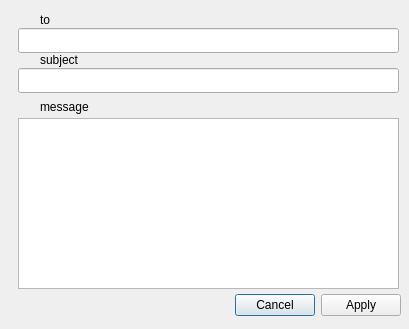
This is contents/code/ui/redditmessagecompose.ui in Thibi/reddit_plasmoid as Qt 5 draws it before an edit. The edited form follows.
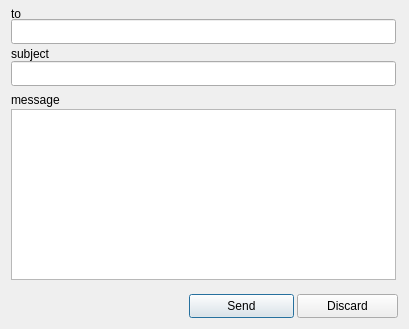
This is the edited form. Icons and pictures are not drawn.

Commit message: Amend readmes, update message ui, add qrc, add img

```diff
--- a/contents/code/ui/redditmessagecompose.ui
+++ b/contents/code/ui/redditmessagecompose.ui
@@ -11,66 +11,54 @@
    </rect>
   </property>
   <property name="windowTitle">
-   <string>Dialog</string>
+   <string>Compose New Message</string>
   </property>
-  <widget class="QDialogButtonBox" name="buttonBox">
+  <property name="windowIcon">
+   <iconset resource="../resources.qrc">
+    <normaloff>:/icons/icons/mail.png</normaloff>:/icons/icons/mail.png</iconset>
+  </property>
+  <widget class="QPushButton" name="button_send">
    <property name="geometry">
     <rect>
-     <x>210</x>
-     <y>290</y>
-     <width>191</width>
-     <height>31</height>
+     <x>189</x>
+     <y>294</y>
+     <width>105</width>
+     <height>24</height>
     </rect>
    </property>
-   <property name="orientation">
-    <enum>Qt::Horizontal</enum>
+   <property name="text">
+    <string>Send</string>
    </property>
-   <property name="standardButtons">
-    <set>QDialogButtonBox::Apply|QDialogButtonBox::Cancel</set>
+   <property name="icon">
+    <iconset resource="../resources.qrc">
+     <normaloff>:/icons/icons/new_mail.png</normaloff>:/icons/icons/new_mail.png</iconset>
    </property>
-   <property name="centerButtons">
-    <bool>false</bool>
+   <property name="iconSize">
+    <size>
+     <width>15</width>
+     <height>10</height>
+    </size>
    </property>
   </widget>
-  <widget class="QLineEdit" name="textline_to">
+  <widget class="QPushButton" name="button_discard">
    <property name="geometry">
     <rect>
-     <x>18</x>
-     <y>28</y>
-     <width>381</width>
-     <height>25</height>
+     <x>297</x>
+     <y>294</y>
+     <width>101</width>
+     <height>24</height>
     </rect>
    </property>
-   <property name="toolTip">
-    <string>&lt;!DOCTYPE HTML PUBLIC &quot;-//W3C//DTD HTML 4.0//EN&quot; &quot;http://www.w3.org/TR/REC-html40/strict.dtd&quot;&gt;
-&lt;html&gt;&lt;head&gt;&lt;meta name=&quot;qrichtext&quot; content=&quot;1&quot; /&gt;&lt;style type=&quot;text/css&quot;&gt;
-p, li { white-space: pre-wrap; }
-&lt;/style&gt;&lt;/head&gt;&lt;body style=&quot; font-family:'Sans Serif'; font-size:9pt; font-weight:400; font-style:normal;&quot;&gt;
-&lt;p style=&quot; margin-top:0px; margin-bottom:0px; margin-left:0px; margin-right:0px; -qt-block-indent:0; text-indent:0px;&quot;&gt;To send it to user, &lt;span style=&quot; font-style:italic;&quot;&gt;reddituser&lt;/span&gt;:&lt;/p&gt;
-&lt;p style=&quot; margin-top:0px; margin-bottom:0px; margin-left:0px; margin-right:0px; -qt-block-indent:0; text-indent:0px;&quot;&gt;  &lt;span style=&quot; font-style:italic;&quot;&gt;To: reddituser&lt;/span&gt;&lt;/p&gt;
-&lt;p style=&quot; margin-top:0px; margin-bottom:0px; margin-left:0px; margin-right:0px; -qt-block-indent:0; text-indent:0px;&quot;&gt;To send it to the moderators of the subreddit &lt;span style=&quot; font-style:italic;&quot;&gt;reddit.com&lt;/span&gt;:&lt;/p&gt;
-&lt;p style=&quot; margin-top:0px; margin-bottom:0px; margin-left:0px; margin-right:0px; -qt-block-indent:0; text-indent:0px;&quot;&gt;  &lt;span style=&quot; font-style:italic;&quot;&gt;To: #reddit.com&lt;/span&gt;&lt;/p&gt;&lt;/body&gt;&lt;/html&gt;</string>
+   <property name="text">
+    <string>Discard</string>
    </property>
   </widget>
-  <widget class="QLineEdit" name="textline_subject">
+  <widget class="QTextEdit" name="text_message">
    <property name="geometry">
     <rect>
-     <x>18</x>
-     <y>68</y>
-     <width>381</width>
-     <height>25</height>
-    </rect>
-   </property>
-   <property name="focusPolicy">
-    <enum>Qt::StrongFocus</enum>
-   </property>
-  </widget>
-  <widget class="QTextEdit" name="textEdit">
-   <property name="geometry">
-    <rect>
-     <x>18</x>
-     <y>118</y>
-     <width>381</width>
+     <x>11</x>
+     <y>109</y>
+     <width>385</width>
      <height>171</height>
     </rect>
    </property>
@@ -101,8 +89,8 @@
   <widget class="QLabel" name="label_to">
    <property name="geometry">
     <rect>
-     <x>40</x>
-     <y>10</y>
+     <x>11</x>
+     <y>4</y>
      <width>41</width>
      <height>20</height>
     </rect>
@@ -124,11 +112,47 @@
     <bool>false</bool>
    </property>
   </widget>
+  <widget class="QLabel" name="label_message">
+   <property name="geometry">
+    <rect>
+     <x>11</x>
+     <y>90</y>
+     <width>61</width>
+     <height>20</height>
+    </rect>
+   </property>
+   <property name="text">
+    <string>message</string>
+   </property>
+  </widget>
+  <widget class="QLineEdit" name="textline_to">
+   <property name="geometry">
+    <rect>
+     <x>11</x>
+     <y>19</y>
+     <width>385</width>
+     <height>25</height>
+    </rect>
+   </property>
+   <property name="toolTip">
+    <string>&lt;!DOCTYPE HTML PUBLIC &quot;-//W3C//DTD HTML 4.0//EN&quot; &quot;http://www.w3.org/TR/REC-html40/strict.dtd&quot;&gt;
+&lt;html&gt;&lt;head&gt;&lt;meta name=&quot;qrichtext&quot; content=&quot;1&quot; /&gt;&lt;style type=&quot;text/css&quot;&gt;
+p, li { white-space: pre-wrap; }
+&lt;/style&gt;&lt;/head&gt;&lt;body style=&quot; font-family:'Sans Serif'; font-size:9pt; font-weight:400; font-style:normal;&quot;&gt;
+&lt;p style=&quot; margin-top:0px; margin-bottom:0px; margin-left:0px; margin-right:0px; -qt-block-indent:0; text-indent:0px;&quot;&gt;To send it to user, &lt;span style=&quot; font-style:italic;&quot;&gt;reddituser&lt;/span&gt;:&lt;/p&gt;
+&lt;p style=&quot; margin-top:0px; margin-bottom:0px; margin-left:0px; margin-right:0px; -qt-block-indent:0; text-indent:0px;&quot;&gt;  &lt;span style=&quot; font-style:italic;&quot;&gt;To: reddituser&lt;/span&gt;&lt;/p&gt;
+&lt;p style=&quot; margin-top:0px; margin-bottom:0px; margin-left:0px; margin-right:0px; -qt-block-indent:0; text-indent:0px;&quot;&gt;To send it to the moderators of the subreddit &lt;span style=&quot; font-style:italic;&quot;&gt;reddit.com&lt;/span&gt;:&lt;/p&gt;
+&lt;p style=&quot; margin-top:0px; margin-bottom:0px; margin-left:0px; margin-right:0px; -qt-block-indent:0; text-indent:0px;&quot;&gt;  &lt;span style=&quot; font-style:italic;&quot;&gt;To: #reddit.com&lt;/span&gt;&lt;/p&gt;&lt;/body&gt;&lt;/html&gt;</string>
+   </property>
+   <property name="text">
+    <string/>
+   </property>
+  </widget>
   <widget class="QLabel" name="label_subject">
    <property name="geometry">
     <rect>
-     <x>40</x>
-     <y>50</y>
+     <x>11</x>
+     <y>44</y>
      <width>51</width>
      <height>20</height>
     </rect>
@@ -140,17 +164,17 @@
     <number>0</number>
    </property>
   </widget>
-  <widget class="QLabel" name="label_message">
+  <widget class="QLineEdit" name="textline_subject">
    <property name="geometry">
     <rect>
-     <x>40</x>
-     <y>97</y>
-     <width>61</width>
-     <height>20</height>
+     <x>11</x>
+     <y>61</y>
+     <width>385</width>
+     <height>25</height>
     </rect>
    </property>
-   <property name="text">
-    <string>message</string>
+   <property name="focusPolicy">
+    <enum>Qt::StrongFocus</enum>
    </property>
   </widget>
  </widget>
```
Left out of the diff: 31 changed lines with no effect on the pictures. The commit also changes 4 other files.
